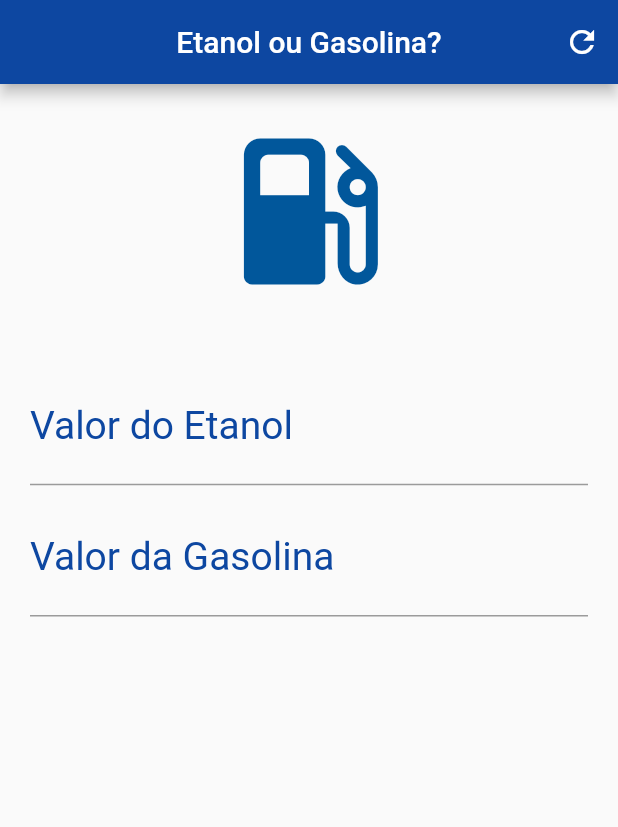
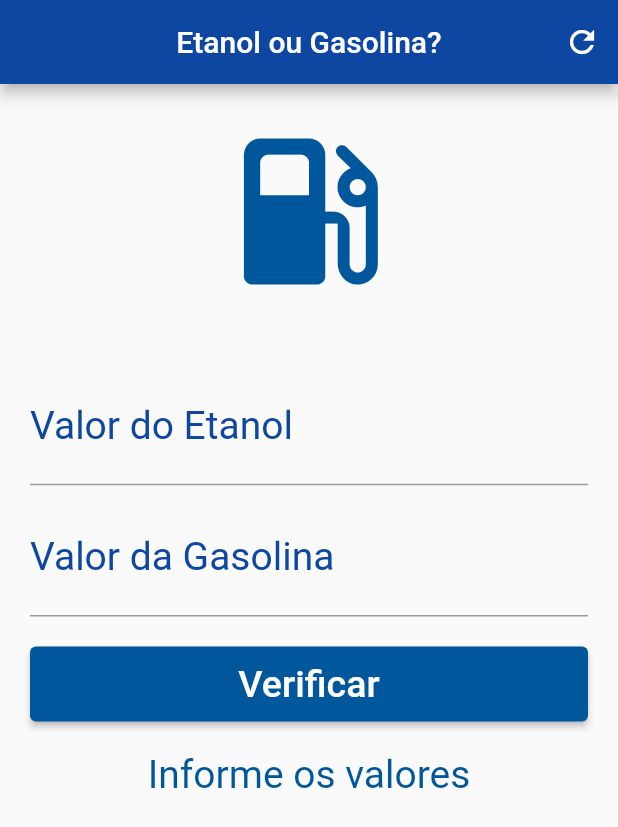
Before and after one commit to esantos1/2022-1-quinta_manha, a Flutter app: the screen it shows after launch, on a phone screen of 412 x 824 dp. Shown: the top 827 px of the screen. Run offline on Flutter 3.47's test engine with Material 2 defaults, Android fonts, the phone set to English and light mode, and no system bars.

Commit message:
Finalziação do projeto

```diff
--- a/etanol_gasolina/lib/main.dart
+++ b/etanol_gasolina/lib/main.dart
@@ -1,6 +1,6 @@
 import 'package:flutter/material.dart';
 
-void main(List<String> args) {
+void main() {
   runApp(const MaterialApp(home: Home(), debugShowCheckedModeBanner: false));
 }
 
@@ -12,6 +12,31 @@ class Home extends StatefulWidget {
 }
 
 class _HomeState extends State<Home> {
+  TextEditingController etanolController = TextEditingController();
+  TextEditingController gasolinaController = TextEditingController();
+  String _resultado = "Informe os valores";
+  GlobalKey<FormState> _formKey = GlobalKey<FormState>();
+
+  void _reset() {
+    gasolinaController.text = "";
+    etanolController.text = "";
+    setState(() {
+      _resultado = "Informe os valores";
+    });
+  }
+
+  void _calculaCombustivelIdeal() {
+    double vEtanol = double.parse(etanolController.text.replaceAll(',', '.'));
+    double vGasolina =
+        double.parse(gasolinaController.text.replaceAll(',', '.'));
+    double propocao = vEtanol / vGasolina;
+    //se a proporção for menor que 0.7, deve-se abastecer com etanol. Caso contrário, gasolina
+    setState(() {
+      _resultado =
+          (propocao <= 0.7) ? "Abasteça com Etanol" : "Abasteça com Gasolina";
+    });
+  }
+
   @override
   Widget build(BuildContext context) {
     return Scaffold(
@@ -23,11 +48,17 @@ class _HomeState extends State<Home> {
           backgroundColor: Colors.blue[900],
           centerTitle: true,
           actions: [
-          IconButton(onPressed: () {}, icon: const Icon(Icons.refresh))
+            IconButton(
+                onPressed: () {
+                  _reset();
+                },
+                icon: const Icon(Icons.refresh))
           ],
         ),
         body: SingleChildScrollView(
             padding: const EdgeInsets.fromLTRB(20, 0, 20, 0),
+            child: Form(
+              key: _formKey,
               child: Column(
                   crossAxisAlignment: CrossAxisAlignment.stretch,
                   children: [
@@ -39,27 +70,76 @@ class _HomeState extends State<Home> {
                     ),
                     const SizedBox(height: 40),
                     TextFormField(
+                      controller: etanolController,
+                      validator: (value) {
+                        if (value == null || value.isEmpty) {
+                          return "Informe corretamente o valor do etanol";
+                        } else {
+                          if (double.tryParse(value) != null) {
+                            if (double.parse(value.toString()) <= 0) {
+                              return "O valor precisa ser positivo!";
+                            }
+                          }
+                          return null;
+                        }
+                      },
                       textAlign: TextAlign.center,
                       keyboardType:
                           const TextInputType.numberWithOptions(decimal: true),
                       decoration: InputDecoration(
                           labelText: 'Valor do Etanol',
-                    labelStyle: TextStyle(color: Colors.blue[900])),
-                style: TextStyle(color: Colors.lightBlue[800], fontSize: 26),
+                          labelStyle: TextStyle(color: Colors.blue[900]),
+                          errorStyle: const TextStyle(fontSize: 16)),
+                      style:
+                          TextStyle(color: Colors.lightBlue[800], fontSize: 26),
                     ),
                     const SizedBox(height: 10),
                     TextFormField(
+                        controller: gasolinaController,
+                        validator: (value) {
+                          if (value == null || value.isEmpty) {
+                            return "Informe corretamente o valor da gasolina";
+                          } else {
+                            if (double.tryParse(value) != null) {
+                              if (double.parse(value.toString()) <= 0) {
+                                return "O valor precisa ser positivo!";
+                              }
+                            }
+                            return null;
+                          }
+                        },
                         textAlign: TextAlign.center,
-                keyboardType:
-                    const TextInputType.numberWithOptions(decimal: true),
+                        keyboardType: const TextInputType.numberWithOptions(
+                            decimal: true),
                         decoration: InputDecoration(
                             labelText: 'Valor da Gasolina',
-                    labelStyle: TextStyle(color: Colors.blue[900])),
-                style: TextStyle(color: Colors.lightBlue[800], fontSize: 26),
+                            labelStyle: TextStyle(color: Colors.blue[900]),
+                            errorStyle: const TextStyle(fontSize: 16)),
+                        style: TextStyle(
+                            color: Colors.lightBlue[800], fontSize: 26)),
+                    Padding(
+                        padding: const EdgeInsets.only(top: 20.0, bottom: 20.0),
+                        child: SizedBox(
+                            height: 50.0,
+                            child: ElevatedButton(
+                                onPressed: () {
+                                  if (_formKey.currentState!.validate()) {
+                                    _calculaCombustivelIdeal();
+                                  }
+                                },
+                                child: const Text("Verificar",
+                                    style: TextStyle(
+                                        color: Colors.white, fontSize: 25)),
+                                style: ElevatedButton.styleFrom(
+                                  primary: Colors.lightBlue[900],
+                                )))),
+                    Text(
+                      _resultado,
+                      textAlign: TextAlign.center,
+                      style: TextStyle(
+                          color: Colors.lightBlue[900], fontSize: 26.0),
                     )
-            ],
-          )),
-      //paramos aqui...
-    );
+                  ]),
+            )));
   }
 }
```
Lines whose indentation alone changed are shown as unchanged.
